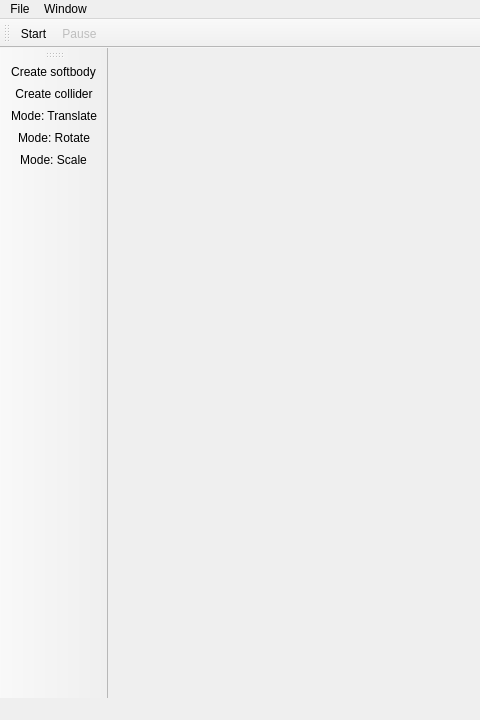
Old version of the form editor/wnd_main.ui in the repository Easimer/trigen; both pictures show x 0 to 480 and y 0 to 720 of the 1280 by 720 pixel window.
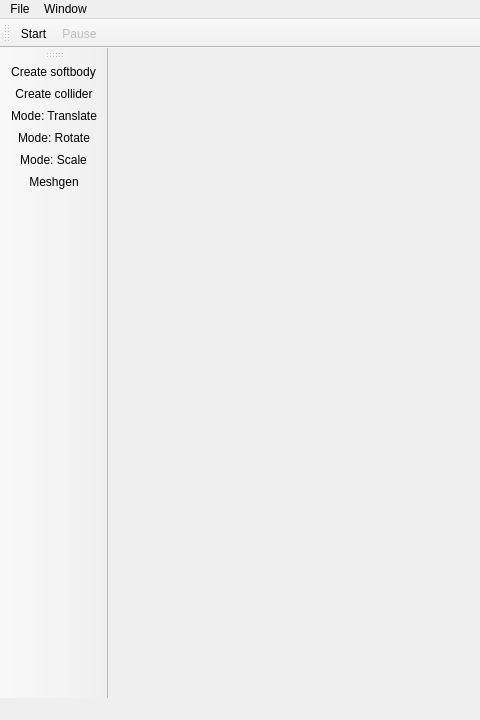
New version of the form. Icons and pictures are not drawn.

Commit message: editor: add button to open the meshgen dialog

What changed in the file:
```diff
--- a/editor/wnd_main.ui
+++ b/editor/wnd_main.ui
@@ -54,6 +54,7 @@
    <addaction name="actionModeTranslate"/>
    <addaction name="actionModeRotate"/>
    <addaction name="actionModeScale"/>
+   <addaction name="actionMeshgen"/>
   </widget>
   <widget class="QToolBar" name="toolBarTop">
    <property name="windowTitle">
@@ -124,6 +125,11 @@
     <string>Mode: Scale</string>
    </property>
   </action>
+  <action name="actionMeshgen">
+   <property name="text">
+    <string>Meshgen</string>
+   </property>
+  </action>
  </widget>
  <resources>
   <include location="resources.qrc"/>
```
The commit also changes 11 other files.
